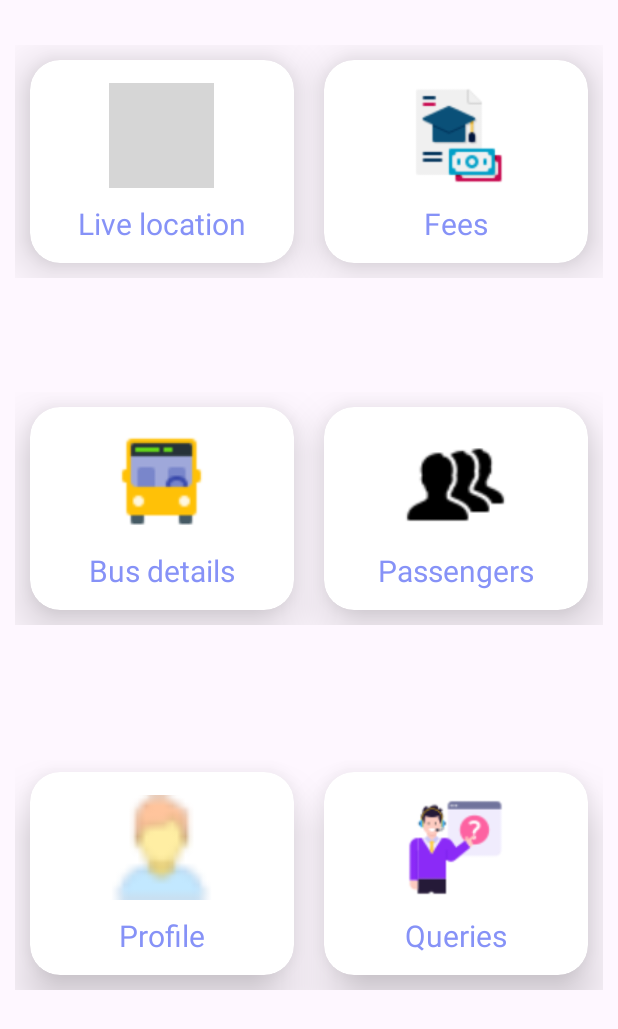
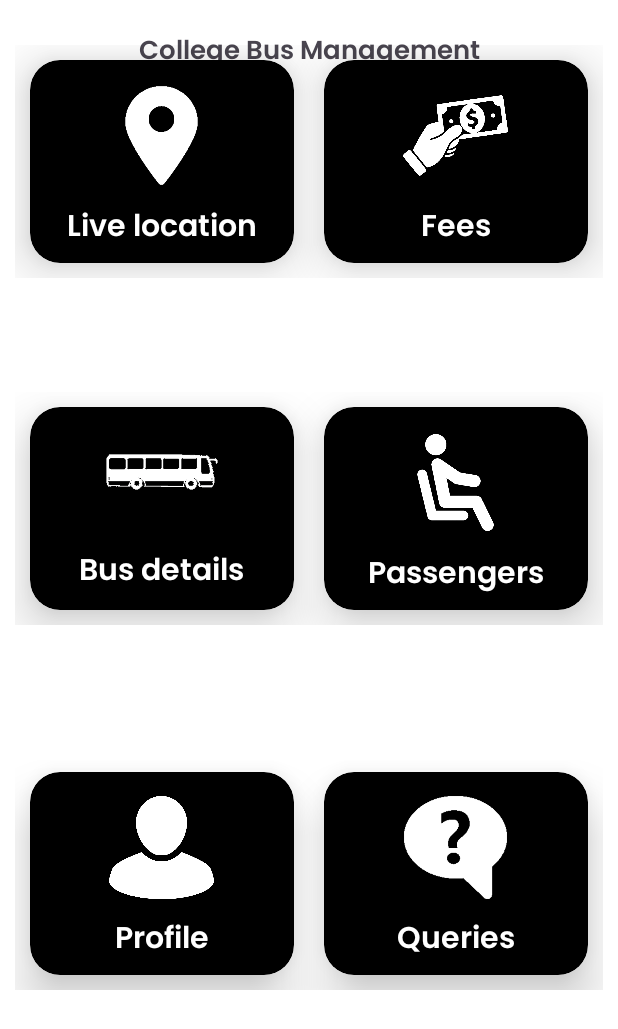
Before and after one commit to JerritJaison/Complete_college_bus_management, an Android app built with Jetpack Compose: the ActivityHome screen opened directly, with no data from a screen before it, on a phone screen of 412 x 824 dp. Shown: the top 1029 px of the screen. Run offline under Robolectric (Android 15) with nearby library versions, the phone set to English and light mode, and no system bars; grey boxes are pictures that could not be loaded.

```diff
--- a/app/build.gradle
+++ b/app/build.gradle
@@ -6,6 +6,9 @@ plugins {
 }
 
 android {
+    lintOptions {
+        checkReleaseBuilds false
+    }
     namespace 'com.example.collegebusmanagement'
     compileSdk 33
 
@@ -48,9 +51,13 @@ android {
         }
     }
 }
+repositories {
+    mavenCentral()
+}
+
 
 dependencies {
-
+    implementation 'com.razorpay:checkout:1.6.26'
     implementation 'androidx.appcompat:appcompat:1.6.1'
     implementation 'com.google.android.material:material:1.5.0'
     implementation 'androidx.constraintlayout:constraintlayout:2.1.4'
--- a/app/src/main/res/layout/activity_home.xml
+++ b/app/src/main/res/layout/activity_home.xml
@@ -5,12 +5,24 @@
     xmlns:tools="http://schemas.android.com/tools"
     android:layout_width="match_parent"
     android:layout_height="match_parent"
-    tools:context=".ActivityHome">
+    tools:context=".ActivityHome"
+    android:background="@color/white">
     <androidx.constraintlayout.widget.ConstraintLayout
         android:layout_width="match_parent"
         android:layout_height="wrap_content"
         android:id="@+id/constraintLayout"
         android:layout_marginTop="20dp">
+        <TextView
+            android:layout_width="match_parent"
+            android:layout_height="wrap_content"
+            android:id="@+id/top"
+            android:layout_marginTop="11dp"
+            android:text="College Bus Management"
+            android:layout_centerHorizontal="true"
+            android:textAlignment="center"
+            android:fontFamily="@font/poppinssemibold"
+            android:textSize="17dp"
+            tools:ignore="MissingConstraints" />
 
         <LinearLayout
             android:id="@+id/row1"
@@ -21,7 +33,8 @@
             app:layout_constraintEnd_toEndOf="parent"
             app:layout_constraintHorizontal_bias="0.0"
             app:layout_constraintStart_toStartOf="parent"
-            tools:layout_editor_absoluteY="16dp">
+            tools:layout_editor_absoluteY="16dp"
+            tools:ignore="MissingConstraints">
 
             <androidx.cardview.widget.CardView
                 android:id="@+id/clothingCard"
@@ -29,6 +42,7 @@
                 android:layout_height="match_parent"
                 android:layout_margin="10dp"
                 android:layout_weight="1"
+                app:cardBackgroundColor="@color/black"
                 app:cardCornerRadius="20dp"
                 app:cardElevation="20dp">
 
@@ -45,8 +59,9 @@
                         android:layout_marginTop="10dp"
 
                         android:text="Live location"
-                        android:textColor="@color/lavender"
-                        android:textSize="20sp" />
+                        android:textColor="@color/white"
+                        android:textSize="20sp"
+                        android:fontFamily="@font/poppinssemibold"/>
 
                     <ImageView
                         android:id="@+id/clothingImage"
@@ -54,7 +69,7 @@
                         android:layout_height="70dp"
                         android:layout_centerHorizontal="true"
                         android:layout_marginTop="15dp"
-                        android:src="@drawable/location" />
+                        android:src="@drawable/loca" />
 
                 </RelativeLayout>
             </androidx.cardview.widget.CardView>
@@ -66,7 +81,8 @@
                 android:layout_margin="10dp"
                 android:layout_weight="1"
                 app:cardCornerRadius="20dp"
-                app:cardElevation="20dp">
+                app:cardElevation="20dp"
+                app:cardBackgroundColor="@color/black">
 
                 <RelativeLayout
                     android:layout_width="match_parent"
@@ -81,8 +97,9 @@
                         android:layout_marginTop="10dp"
 
                         android:text="Fees"
-                        android:textColor="@color/lavender"
-                        android:textSize="20sp" />
+                        android:textColor="@color/white"
+                        android:textSize="20sp"
+                        android:fontFamily="@font/poppinssemibold"/>
 
                     <ImageView
                         android:id="@+id/elecImage"
@@ -90,7 +107,7 @@
                         android:layout_height="70dp"
                         android:layout_centerHorizontal="true"
                         android:layout_marginTop="15dp"
-                        android:src="@drawable/fees" />
+                        android:src="@drawable/feee" />
 
                 </RelativeLayout>
             </androidx.cardview.widget.CardView>
@@ -115,7 +132,8 @@
                 android:layout_margin="10dp"
                 android:layout_weight="1"
                 app:cardCornerRadius="20dp"
-                app:cardElevation="20dp">
+                app:cardElevation="20dp"
+                app:cardBackgroundColor="@color/black">
 
                 <RelativeLayout
                     android:layout_width="match_parent"
@@ -130,16 +148,17 @@
                         android:layout_marginTop="10dp"
 
                         android:text="Bus details"
-                        android:textColor="@color/lavender"
-                        android:textSize="20sp" />
+                        android:textColor="@color/white"
+                        android:textSize="20sp"
+                        android:fontFamily="@font/poppinssemibold"/>
 
                     <ImageView
                         android:id="@+id/homeImage"
-                        android:layout_width="70dp"
-                        android:layout_height="70dp"
+                        android:layout_width="80dp"
+                        android:layout_height="80dp"
                         android:layout_centerHorizontal="true"
-                        android:layout_marginTop="15dp"
-                        android:src="@drawable/details" />
+                        android:layout_marginTop="3dp"
+                        android:src="@drawable/buss" />
 
                 </RelativeLayout>
             </androidx.cardview.widget.CardView>
@@ -151,7 +170,8 @@
                 android:layout_margin="10dp"
                 android:layout_weight="1"
                 app:cardCornerRadius="20dp"
-                app:cardElevation="20dp">
+                app:cardElevation="20dp"
+                app:cardBackgroundColor="@color/black">
 
                 <RelativeLayout
                     android:layout_width="match_parent"
@@ -166,8 +186,9 @@
                         android:layout_marginTop="10dp"
 
                         android:text="Passengers"
-                        android:textColor="@color/lavender"
-                        android:textSize="20sp" />
+                        android:textColor="@color/white"
+                        android:textSize="20sp"
+                        android:fontFamily="@font/poppinssemibold"/>
 
                     <ImageView
                         android:id="@+id/beautyImage"
@@ -175,7 +196,7 @@
                         android:layout_height="70dp"
                         android:layout_centerHorizontal="true"
                         android:layout_marginTop="15dp"
-                        android:src="@drawable/people" />
+                        android:src="@drawable/seat" />
 
                 </RelativeLayout>
             </androidx.cardview.widget.CardView>
@@ -200,7 +221,8 @@
                 android:layout_margin="10dp"
                 android:layout_weight="1"
                 app:cardCornerRadius="20dp"
-                app:cardElevation="20dp">
+                app:cardElevation="20dp"
+                app:cardBackgroundColor="@color/black">
 
                 <RelativeLayout
                     android:layout_width="match_parent"
@@ -215,8 +237,9 @@
                         android:layout_marginTop="10dp"
 
                         android:text="Profile"
-                        android:textColor="@color/lavender"
-                        android:textSize="20sp" />
+                        android:textColor="@color/white"
+                        android:textSize="20sp"
+                        android:fontFamily="@font/poppinssemibold"/>
 
                     <ImageView
                         android:id="@+id/pharmImage"
@@ -224,7 +247,7 @@
                         android:layout_height="70dp"
                         android:layout_centerHorizontal="true"
                         android:layout_marginTop="15dp"
-                        android:src="@drawable/user" />
+                        android:src="@drawable/contact" />
 
                 </RelativeLayout>
             </androidx.cardview.widget.CardView>
@@ -236,7 +259,8 @@
                 android:layout_margin="10dp"
                 android:layout_weight="1"
                 app:cardCornerRadius="20dp"
-                app:cardElevation="20dp">
+                app:cardElevation="20dp"
+                app:cardBackgroundColor="@color/black">
 
                 <RelativeLayout
                     android:layout_width="match_parent"
@@ -251,8 +275,9 @@
                         android:layout_marginTop="10dp"
 
                         android:text="Queries"
-                        android:textColor="@color/lavender"
-                        android:textSize="20sp" />
+                        android:textColor="@color/white"
+                        android:textSize="20sp"
+                        android:fontFamily="@font/poppinssemibold"/>
 
                     <ImageView
                         android:id="@+id/grocImage"
@@ -260,7 +285,7 @@
                         android:layout_height="70dp"
                         android:layout_centerHorizontal="true"
                         android:layout_marginTop="15dp"
-                        android:src="@drawable/queries" />
+                        android:src="@drawable/query" />
 
                 </RelativeLayout>
             </androidx.cardview.widget.CardView>
--- a/settings.gradle
+++ b/settings.gradle
@@ -1,3 +1,5 @@
+import org.gradle.api.initialization.resolve.RepositoriesMode
+
 pluginManagement {
     repositories {
         google()
@@ -6,7 +8,7 @@ pluginManagement {
     }
 }
 dependencyResolutionManagement {
-    repositoriesMode.set(RepositoriesMode.FAIL_ON_PROJECT_REPOS)
+    repositoriesMode.set(RepositoriesMode.PREFER_SETTINGS)
     repositories {
         google()
         mavenCentral()
```
Also changed, not shown: app/src/main/res/drawable/buss.png (added), app/src/main/res/drawable/contact.png (added), app/src/main/res/drawable/feee.png (added), app/src/main/res/drawable/loc.png (added), app/src/main/res/drawable/loca.png (added), app/src/main/res/drawable/query.png (added), app/src/main/res/drawable/seat.png (added).
